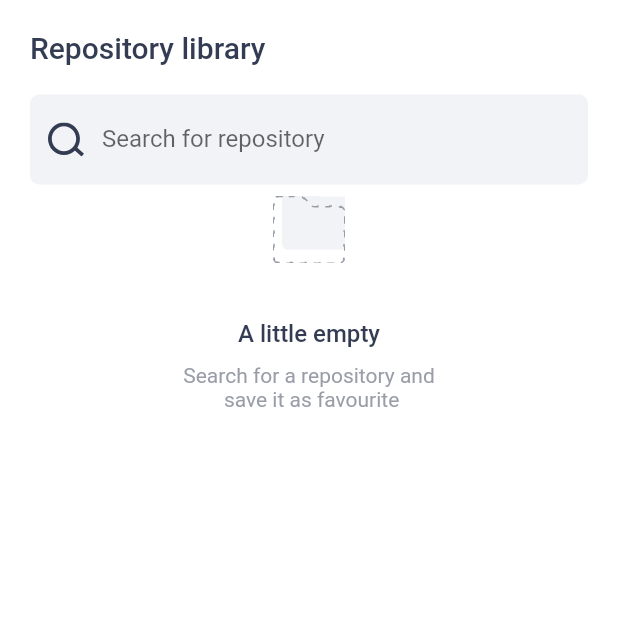
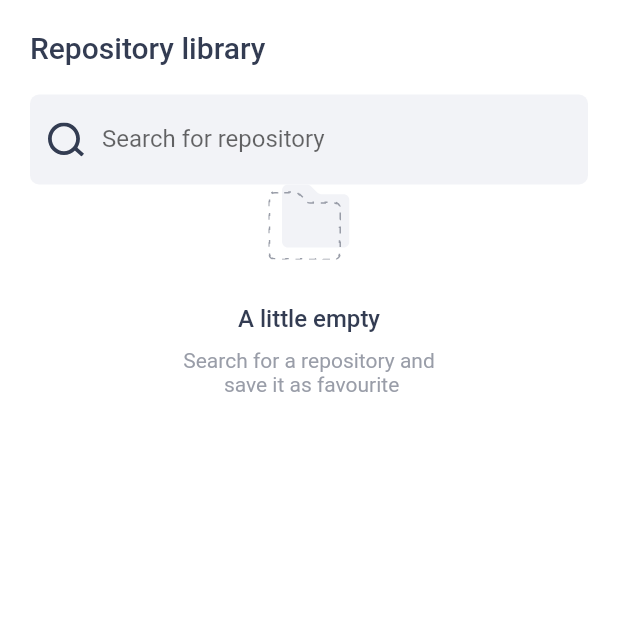
Before and after one commit to MarkcMalloy/gitexplorer, a Flutter app: the screen it shows after launch, on a phone screen of 412 x 824 dp, the top half of it. Run offline on Flutter 3.47's test engine with Material 2 defaults, Android fonts, the phone set to English and light mode, and no system bars; our stand-ins replace flutter_svg, google_fonts.

Commit message:
Removed backgroundBox.svg and foregroundBox.svg and replaced with the correct asset image for the empty repos result

```diff
--- a/lib/Pages/Search/Components/no_search_result.dart
+++ b/lib/Pages/Search/Components/no_search_result.dart
@@ -19,20 +19,7 @@ class NoRepositoryResult extends StatelessWidget {
   Widget emptyAsset() {
     return Container(
       alignment: Alignment.center,
-      height: 60,
-      width: double.infinity,
-      child: Stack(
-        children: [
-          Positioned(
-            top: -6,
-            left: 6,
-            child: SvgPicture.asset("assets/backgroundBox.svg"),
-          ),
-          Positioned(
-            child: SvgPicture.asset("assets/foregroundBox.svg"),
-          )
-        ],
-      ),
+      child: SvgPicture.asset("assets/noRepositoriesIcon.svg")
     );
   }
 
--- a/pubspec.yaml
+++ b/pubspec.yaml
@@ -64,8 +64,7 @@ flutter:
   # To add assets to your application, add an assets section, like this:
   assets:
     - assets/search_icon.svg
-    - assets/backgroundBox.svg
-    - assets/foregroundBox.svg
+    - assets/noRepositoriesIcon.svg
   #   - images/a_dot_ham.jpeg
 
   # An image asset can refer to one or more resolution-specific "variants", see
```
Also changed, not shown: assets/backgroundBox.svg (deleted), assets/foregroundBox.svg (deleted), assets/noRepositoriesIcon.svg (added).
